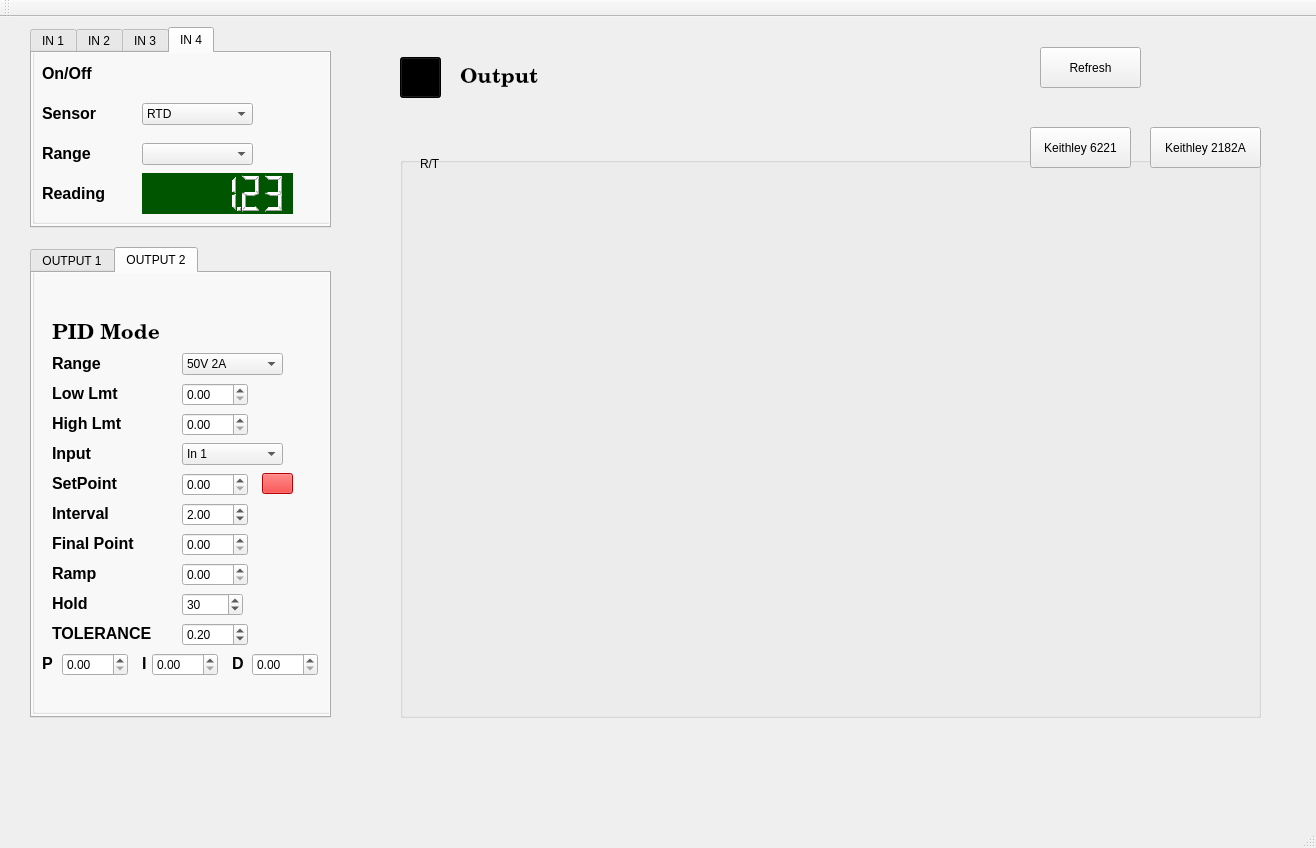
Above: Control VI/mainwindow.ui from rohitranjan017/Interfacing-and-Data-Acquisition-from-Scientific-Instruments before the change. Below: the same form after it.
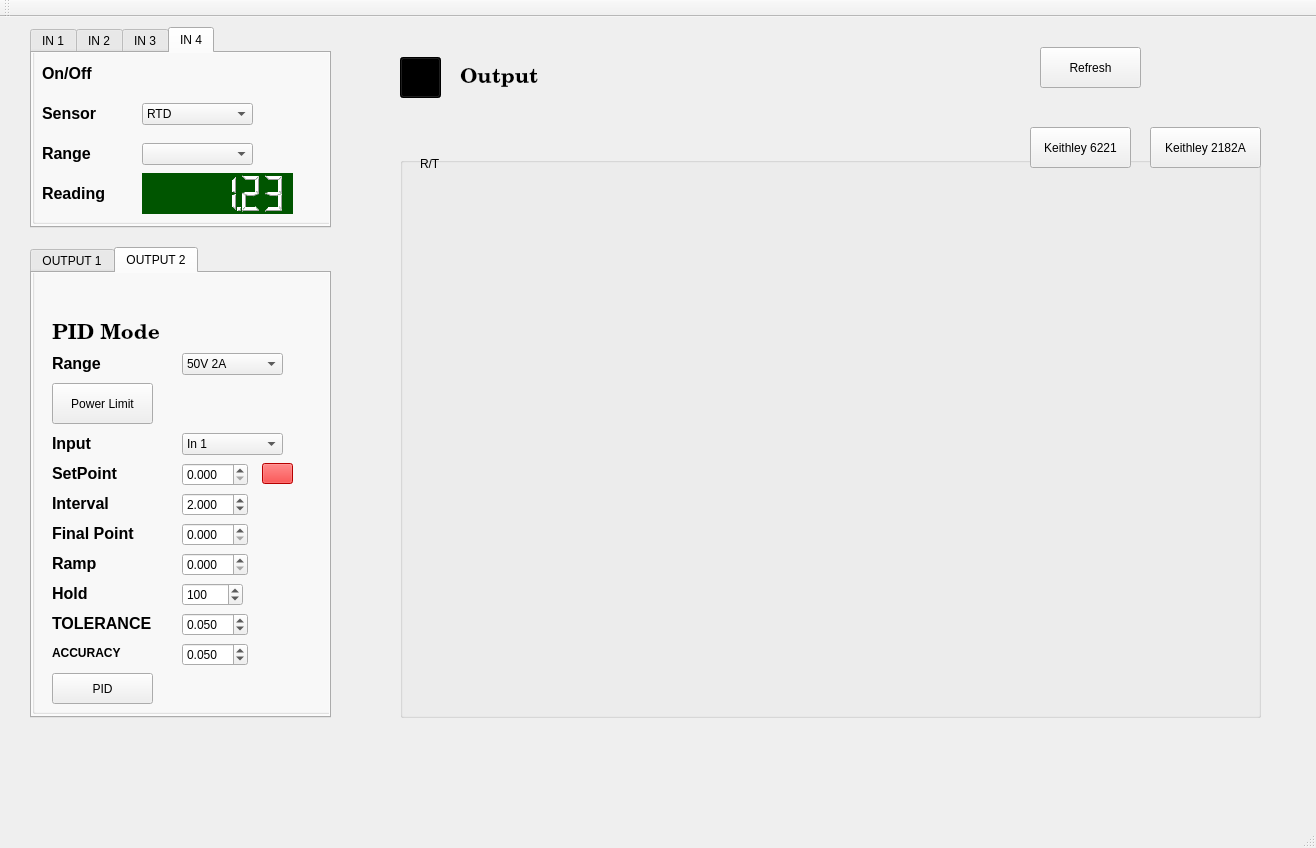
That is the form after the change. The open tabs and pages were chosen to show the change. Icons and pictures are not drawn.

Patch:
```diff
--- a/Control VI/mainwindow.ui
+++ b/Control VI/mainwindow.ui
@@ -660,63 +660,11 @@
         </property>
        </item>
       </widget>
-      <widget class="QDoubleSpinBox" name="doubleSpinBox_14">
-       <property name="geometry">
-        <rect>
-         <x>150</x>
-         <y>160</y>
-         <width>66</width>
-         <height>23</height>
-        </rect>
-       </property>
-       <property name="maximum">
-        <double>1000.000000000000000</double>
-       </property>
-      </widget>
-      <widget class="QLabel" name="label_22">
-       <property name="geometry">
-        <rect>
-         <x>20</x>
-         <y>160</y>
-         <width>81</width>
-         <height>21</height>
-        </rect>
-       </property>
-       <property name="text">
-        <string>&lt;html&gt;&lt;head/&gt;&lt;body&gt;&lt;p&gt;&lt;span style=&quot; font-size:12pt; font-weight:600;&quot;&gt;Low Lmt&lt;/span&gt;&lt;/p&gt;&lt;/body&gt;&lt;/html&gt;</string>
-       </property>
-      </widget>
-      <widget class="QLabel" name="label_23">
-       <property name="geometry">
-        <rect>
-         <x>20</x>
-         <y>190</y>
-         <width>81</width>
-         <height>21</height>
-        </rect>
-       </property>
-       <property name="text">
-        <string>&lt;html&gt;&lt;head/&gt;&lt;body&gt;&lt;p&gt;&lt;span style=&quot; font-size:12pt; font-weight:600;&quot;&gt;High Lmt&lt;/span&gt;&lt;/p&gt;&lt;/body&gt;&lt;/html&gt;</string>
-       </property>
-      </widget>
-      <widget class="QDoubleSpinBox" name="doubleSpinBox_15">
-       <property name="geometry">
-        <rect>
-         <x>150</x>
-         <y>190</y>
-         <width>66</width>
-         <height>23</height>
-        </rect>
-       </property>
-       <property name="maximum">
-        <double>1000.000000000000000</double>
-       </property>
-      </widget>
       <widget class="QComboBox" name="comboBox_6">
        <property name="geometry">
         <rect>
          <x>150</x>
-         <y>220</y>
+         <y>210</y>
          <width>101</width>
          <height>22</height>
         </rect>
@@ -751,7 +699,7 @@
        <property name="geometry">
         <rect>
          <x>20</x>
-         <y>220</y>
+         <y>210</y>
          <width>59</width>
          <height>21</height>
         </rect>
@@ -764,7 +712,7 @@
        <property name="geometry">
         <rect>
          <x>20</x>
-         <y>250</y>
+         <y>240</y>
          <width>81</width>
          <height>21</height>
         </rect>
@@ -787,11 +735,14 @@
        <property name="geometry">
         <rect>
          <x>150</x>
-         <y>250</y>
+         <y>240</y>
          <width>66</width>
          <height>23</height>
         </rect>
        </property>
+       <property name="decimals">
+        <number>3</number>
+       </property>
        <property name="maximum">
         <double>1000.000000000000000</double>
        </property>
@@ -800,11 +751,17 @@
        <property name="geometry">
         <rect>
          <x>150</x>
-         <y>280</y>
+         <y>270</y>
          <width>66</width>
          <height>23</height>
         </rect>
        </property>
+       <property name="decimals">
+        <number>3</number>
+       </property>
+       <property name="minimum">
+        <double>-1000.000000000000000</double>
+       </property>
        <property name="maximum">
         <double>1000.000000000000000</double>
        </property>
@@ -816,7 +773,7 @@
        <property name="geometry">
         <rect>
          <x>20</x>
-         <y>280</y>
+         <y>270</y>
          <width>81</width>
          <height>21</height>
         </rect>
@@ -829,7 +786,7 @@
        <property name="geometry">
         <rect>
          <x>20</x>
-         <y>310</y>
+         <y>300</y>
          <width>101</width>
          <height>21</height>
         </rect>
@@ -842,11 +799,14 @@
        <property name="geometry">
         <rect>
          <x>150</x>
-         <y>310</y>
+         <y>300</y>
          <width>66</width>
          <height>23</height>
         </rect>
        </property>
+       <property name="decimals">
+        <number>3</number>
+       </property>
        <property name="maximum">
         <double>1000.000000000000000</double>
        </property>
@@ -855,7 +815,7 @@
        <property name="geometry">
         <rect>
          <x>20</x>
-         <y>340</y>
+         <y>330</y>
          <width>101</width>
          <height>21</height>
         </rect>
@@ -868,11 +828,14 @@
        <property name="geometry">
         <rect>
          <x>150</x>
-         <y>340</y>
+         <y>330</y>
          <width>66</width>
          <height>23</height>
         </rect>
        </property>
+       <property name="decimals">
+        <number>3</number>
+       </property>
        <property name="maximum">
         <double>1000.000000000000000</double>
        </property>
@@ -881,7 +844,7 @@
        <property name="geometry">
         <rect>
          <x>20</x>
-         <y>370</y>
+         <y>360</y>
          <width>101</width>
          <height>21</height>
         </rect>
@@ -890,84 +853,6 @@
         <string>&lt;html&gt;&lt;head/&gt;&lt;body&gt;&lt;p&gt;&lt;span style=&quot; font-size:12pt; font-weight:600;&quot;&gt;Hold&lt;/span&gt;&lt;/p&gt;&lt;/body&gt;&lt;/html&gt;</string>
        </property>
       </widget>
-      <widget class="QDoubleSpinBox" name="doubleSpinBox_22">
-       <property name="geometry">
-        <rect>
-         <x>30</x>
-         <y>430</y>
-         <width>66</width>
-         <height>23</height>
-        </rect>
-       </property>
-       <property name="maximum">
-        <double>1000.000000000000000</double>
-       </property>
-      </widget>
-      <widget class="QDoubleSpinBox" name="doubleSpinBox_23">
-       <property name="geometry">
-        <rect>
-         <x>120</x>
-         <y>430</y>
-         <width>66</width>
-         <height>23</height>
-        </rect>
-       </property>
-       <property name="maximum">
-        <double>1000.000000000000000</double>
-       </property>
-      </widget>
-      <widget class="QDoubleSpinBox" name="doubleSpinBox_24">
-       <property name="geometry">
-        <rect>
-         <x>220</x>
-         <y>430</y>
-         <width>66</width>
-         <height>23</height>
-        </rect>
-       </property>
-       <property name="maximum">
-        <double>1000.000000000000000</double>
-       </property>
-      </widget>
-      <widget class="QLabel" name="label_30">
-       <property name="geometry">
-        <rect>
-         <x>10</x>
-         <y>430</y>
-         <width>16</width>
-         <height>21</height>
-        </rect>
-       </property>
-       <property name="text">
-        <string>&lt;html&gt;&lt;head/&gt;&lt;body&gt;&lt;p&gt;&lt;span style=&quot; font-size:12pt; font-weight:600;&quot;&gt;P&lt;/span&gt;&lt;/p&gt;&lt;/body&gt;&lt;/html&gt;</string>
-       </property>
-      </widget>
-      <widget class="QLabel" name="label_31">
-       <property name="geometry">
-        <rect>
-         <x>110</x>
-         <y>430</y>
-         <width>16</width>
-         <height>21</height>
-        </rect>
-       </property>
-       <property name="text">
-        <string>&lt;html&gt;&lt;head/&gt;&lt;body&gt;&lt;p&gt;&lt;span style=&quot; font-size:12pt; font-weight:600;&quot;&gt;I&lt;/span&gt;&lt;/p&gt;&lt;/body&gt;&lt;/html&gt;</string>
-       </property>
-      </widget>
-      <widget class="QLabel" name="label_32">
-       <property name="geometry">
-        <rect>
-         <x>200</x>
-         <y>430</y>
-         <width>20</width>
-         <height>21</height>
-        </rect>
-       </property>
-       <property name="text">
-        <string>&lt;html&gt;&lt;head/&gt;&lt;body&gt;&lt;p&gt;&lt;span style=&quot; font-size:12pt; font-weight:600;&quot;&gt;D&lt;/span&gt;&lt;/p&gt;&lt;/body&gt;&lt;/html&gt;</string>
-       </property>
-      </widget>
       <widget class="QLabel" name="label_52">
        <property name="geometry">
         <rect>
@@ -1567,23 +1452,26 @@
        <property name="geometry">
         <rect>
          <x>150</x>
-         <y>400</y>
+         <y>390</y>
          <width>66</width>
          <height>23</height>
         </rect>
        </property>
+       <property name="decimals">
+        <number>3</number>
+       </property>
        <property name="maximum">
         <double>1000.000000000000000</double>
        </property>
        <property name="value">
-        <double>0.200000000000000</double>
+        <double>0.050000000000000</double>
        </property>
       </widget>
       <widget class="QLabel" name="label_66">
        <property name="geometry">
         <rect>
          <x>20</x>
-         <y>400</y>
+         <y>390</y>
          <width>111</width>
          <height>21</height>
         </rect>
@@ -1596,7 +1484,7 @@
        <property name="geometry">
         <rect>
          <x>230</x>
-         <y>250</y>
+         <y>240</y>
          <width>31</width>
          <height>21</height>
         </rect>
@@ -1647,7 +1535,7 @@
        <property name="geometry">
         <rect>
          <x>150</x>
-         <y>370</y>
+         <y>360</y>
          <width>61</width>
          <height>23</height>
         </rect>
@@ -1655,10 +1543,102 @@
        <property name="correctionMode">
         <enum>QAbstractSpinBox::CorrectToNearestValue</enum>
        </property>
+       <property name="maximum">
+        <number>1000</number>
+       </property>
        <property name="value">
-        <number>30</number>
+        <number>100</number>
        </property>
       </widget>
+      <widget class="QLabel" name="label_99">
+       <property name="geometry">
+        <rect>
+         <x>20</x>
+         <y>420</y>
+         <width>111</width>
+         <height>21</height>
+        </rect>
+       </property>
+       <property name="text">
+        <string>&lt;html&gt;&lt;head/&gt;&lt;body&gt;&lt;p&gt;&lt;span style=&quot; font-weight:600;&quot;&gt;ACCURACY&lt;/span&gt;&lt;/p&gt;&lt;/body&gt;&lt;/html&gt;</string>
+       </property>
+      </widget>
+      <widget class="QDoubleSpinBox" name="accuracy2">
+       <property name="geometry">
+        <rect>
+         <x>150</x>
+         <y>420</y>
+         <width>66</width>
+         <height>23</height>
+        </rect>
+       </property>
+       <property name="decimals">
+        <number>3</number>
+       </property>
+       <property name="maximum">
+        <double>1000.000000000000000</double>
+       </property>
+       <property name="value">
+        <double>0.050000000000000</double>
+       </property>
+      </widget>
+      <widget class="QPushButton" name="powlmt2">
+       <property name="geometry">
+        <rect>
+         <x>20</x>
+         <y>160</y>
+         <width>101</width>
+         <height>41</height>
+        </rect>
+       </property>
+       <property name="text">
+        <string>Power Limit</string>
+       </property>
+      </widget>
+      <widget class="QPushButton" name="pidctrl2">
+       <property name="geometry">
+        <rect>
+         <x>20</x>
+         <y>450</y>
+         <width>101</width>
+         <height>31</height>
+        </rect>
+       </property>
+       <property name="text">
+        <string>PID</string>
+       </property>
+      </widget>
+      <zorder>label_21</zorder>
+      <zorder>comboBox_5</zorder>
+      <zorder>comboBox_6</zorder>
+      <zorder>label_24</zorder>
+      <zorder>label_25</zorder>
+      <zorder>doubleSpinBox_16</zorder>
+      <zorder>doubleSpinBox_17</zorder>
+      <zorder>doubleSpinBox_18</zorder>
+      <zorder>label_26</zorder>
+      <zorder>label_27</zorder>
+      <zorder>doubleSpinBox_19</zorder>
+      <zorder>label_28</zorder>
+      <zorder>doubleSpinBox_20</zorder>
+      <zorder>label_29</zorder>
+      <zorder>label_52</zorder>
+      <zorder>out2mode_4</zorder>
+      <zorder>groupBox_7</zorder>
+      <zorder>pushButton_4</zorder>
+      <zorder>label_64</zorder>
+      <zorder>label_65</zorder>
+      <zorder>doubleSpinBox_37</zorder>
+      <zorder>doubleSpinBox_38</zorder>
+      <zorder>label_66</zorder>
+      <zorder>pushButton_5</zorder>
+      <zorder>out2mode</zorder>
+      <zorder>spinBox_2</zorder>
+      <zorder>label_99</zorder>
+      <zorder>accuracy2</zorder>
+      <zorder>powlmt2</zorder>
+      <zorder>powlmt2</zorder>
+      <zorder>pidctrl2</zorder>
      </widget>
     </widget>
    </widget>
```
Left out of the diff: 240 changed lines with no effect on the pictures.
